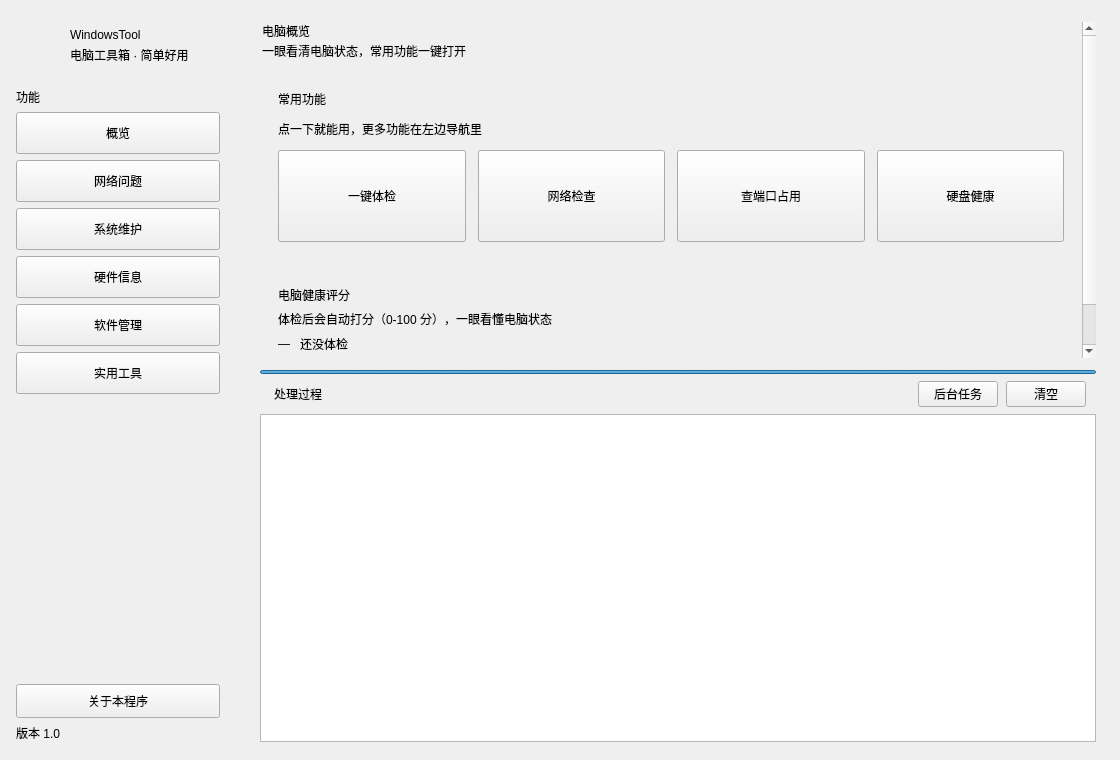
Obj4ct/WindowsTool, file src/mainwindow.ui: the form before one commit.
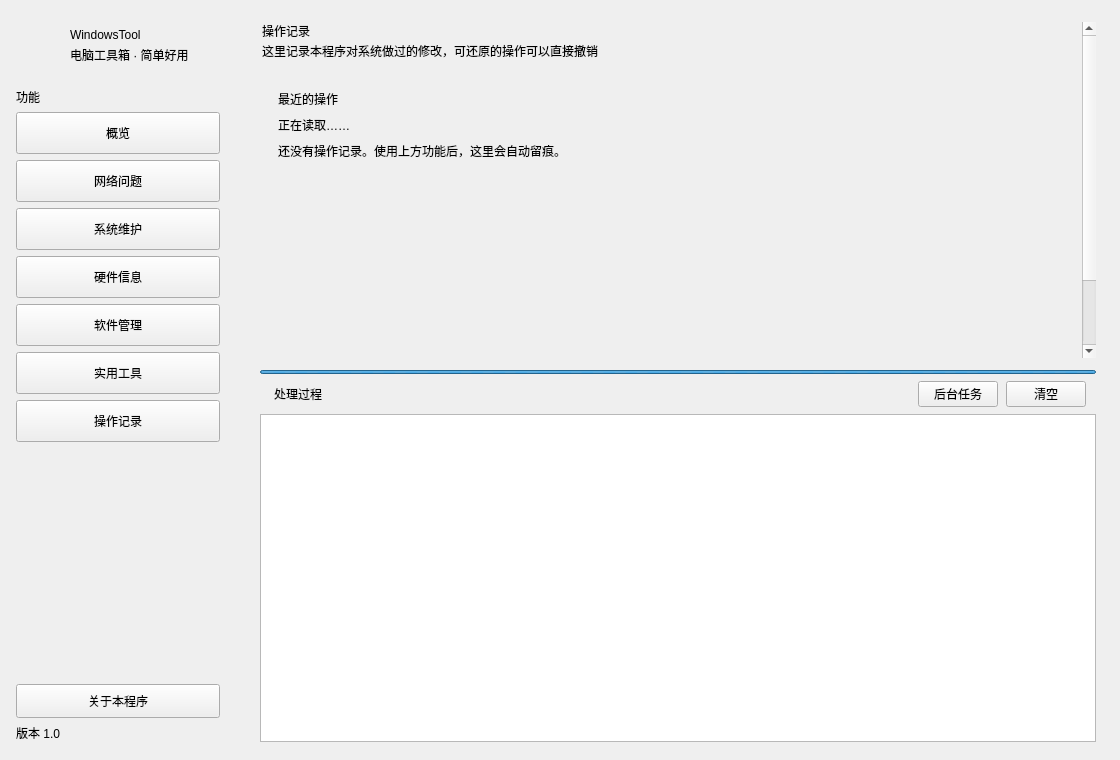
The form after the commit. The open tabs and pages were chosen to show the change.

Commit message: 新增操作记录页：写操作统一留痕，启动项 / 右键菜单 / Hosts 支持一键撤销；不可还原操作标注「不可恢复」

Patch:
```diff
--- a/src/mainwindow.ui
+++ b/src/mainwindow.ui
@@ -276,6 +276,25 @@
            <property name="autoExclusive">
             <bool>true</bool>
            </property>
+           </widget>
+         </item>
+         <item>
+          <widget class="QPushButton" name="navOperationsBtn">
+           <property name="minimumSize">
+            <size>
+             <width>0</width>
+             <height>42</height>
+            </size>
+           </property>
+           <property name="text">
+            <string>操作记录</string>
+           </property>
+           <property name="checkable">
+            <bool>true</bool>
+           </property>
+           <property name="autoExclusive">
+            <bool>true</bool>
+           </property>
           </widget>
          </item>
          <item>
@@ -4570,7 +4589,178 @@
              </layout>
             </widget>
            </widget>
+          <widget class="QScrollArea" name="pageOperations">
+           <property name="frameShape">
+            <enum>QFrame::NoFrame</enum>
+           </property>
+           <property name="horizontalScrollBarPolicy">
+            <enum>Qt::ScrollBarAlwaysOff</enum>
+           </property>
+           <property name="widgetResizable">
+            <bool>true</bool>
+           </property>
+           <widget class="QWidget" name="pageOperationsInner">
+            <layout class="QVBoxLayout" name="pageOperationsLayout">
+             <property name="spacing">
+              <number>12</number>
+             </property>
+             <property name="leftMargin">
+              <number>0</number>
+             </property>
+             <property name="topMargin">
+              <number>0</number>
+             </property>
+             <property name="rightMargin">
+              <number>0</number>
+             </property>
+             <property name="bottomMargin">
+              <number>0</number>
+             </property>
+             <item>
+              <layout class="QVBoxLayout" name="headerOperations">
+               <property name="spacing">
+                <number>2</number>
+               </property>
+               <property name="leftMargin">
+                <number>2</number>
+               </property>
+               <property name="topMargin">
+                <number>0</number>
+               </property>
+               <property name="rightMargin">
+                <number>2</number>
+               </property>
+               <property name="bottomMargin">
+                <number>2</number>
+               </property>
+               <item>
+                <widget class="QLabel" name="pageTitleOperations">
+                 <property name="text">
+                  <string>操作记录</string>
+                 </property>
+                </widget>
+               </item>
+               <item>
+                <widget class="QLabel" name="pageDescOperations">
+                 <property name="text">
+                  <string>这里记录本程序对系统做过的修改，可还原的操作可以直接撤销</string>
+                 </property>
+                </widget>
+               </item>
+              </layout>
+             </item>
+             <item>
+              <widget class="QFrame" name="cardOperations">
+               <property name="frameShape">
+                <enum>QFrame::NoFrame</enum>
+               </property>
+               <layout class="QVBoxLayout" name="cardOperationsLayout">
+                <property name="spacing">
+                 <number>8</number>
+                </property>
+                <property name="leftMargin">
+                 <number>18</number>
+                </property>
+                <property name="topMargin">
+                 <number>16</number>
+                </property>
+                <property name="rightMargin">
+                 <number>18</number>
+                </property>
+                <property name="bottomMargin">
+                 <number>18</number>
+                </property>
+                <item>
+                 <widget class="QLabel" name="operationsTitle">
+                  <property name="text">
+                   <string>最近的操作</string>
+                  </property>
+                 </widget>
+                </item>
+                <item>
+                 <widget class="QLabel" name="operationsSummary">
+                  <property name="text">
+                   <string>正在读取……</string>
+                  </property>
+                  <property name="wordWrap">
+                   <bool>true</bool>
+                  </property>
+                 </widget>
+                </item>
+                <item>
+                 <widget class="QLabel" name="operationsEmpty">
+                  <property name="text">
+                   <string>还没有操作记录。使用上方功能后，这里会自动留痕。</string>
+                  </property>
+                  <property name="wordWrap">
+                   <bool>true</bool>
+                  </property>
+                 </widget>
+                </item>
+                <item>
+                 <widget class="QScrollArea" name="operationsScroll">
+                  <property name="minimumSize">
+                   <size>
+                    <width>0</width>
+                    <height>220</height>
+                   </size>
+                  </property>
+                  <property name="maximumSize">
+                   <size>
+                    <width>16777215</width>
+                    <height>220</height>
+                   </size>
+                  </property>
+                  <property name="frameShape">
+                   <enum>QFrame::NoFrame</enum>
+                  </property>
+                  <property name="horizontalScrollBarPolicy">
+                   <enum>Qt::ScrollBarAlwaysOff</enum>
+                  </property>
+                  <property name="widgetResizable">
+                   <bool>true</bool>
+                  </property>
+                  <widget class="QWidget" name="operationsRows">
+                   <layout class="QVBoxLayout" name="operationsRowsLayout">
+                    <property name="spacing">
+                     <number>8</number>
+                    </property>
+                    <property name="leftMargin">
+                     <number>0</number>
+                    </property>
+                    <property name="topMargin">
+                     <number>0</number>
+                    </property>
+                    <property name="rightMargin">
+                     <number>0</number>
+                    </property>
+                    <property name="bottomMargin">
+                     <number>0</number>
+                    </property>
+                   </layout>
+                  </widget>
+                 </widget>
+                </item>
+               </layout>
+              </widget>
+             </item>
+             <item>
+              <spacer name="operationsPageSpacer">
+               <property name="orientation">
+                <enum>Qt::Vertical</enum>
+               </property>
+               <property name="sizeHint" stdset="0">
+                <size>
+                 <width>20</width>
+                 <height>40</height>
+                </size>
+               </property>
+              </spacer>
+             </item>
+            </layout>
+           </widget>
           </widget>
+         </widget>
          </item>
          <item>
           <widget class="QFrame" name="logPanel">
```
The commit also changes 5 other files.
